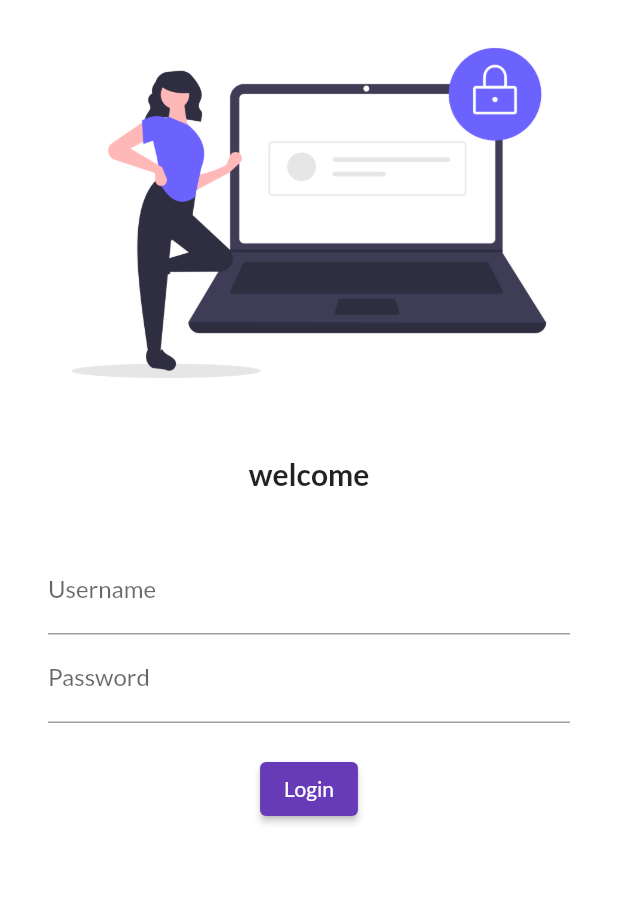
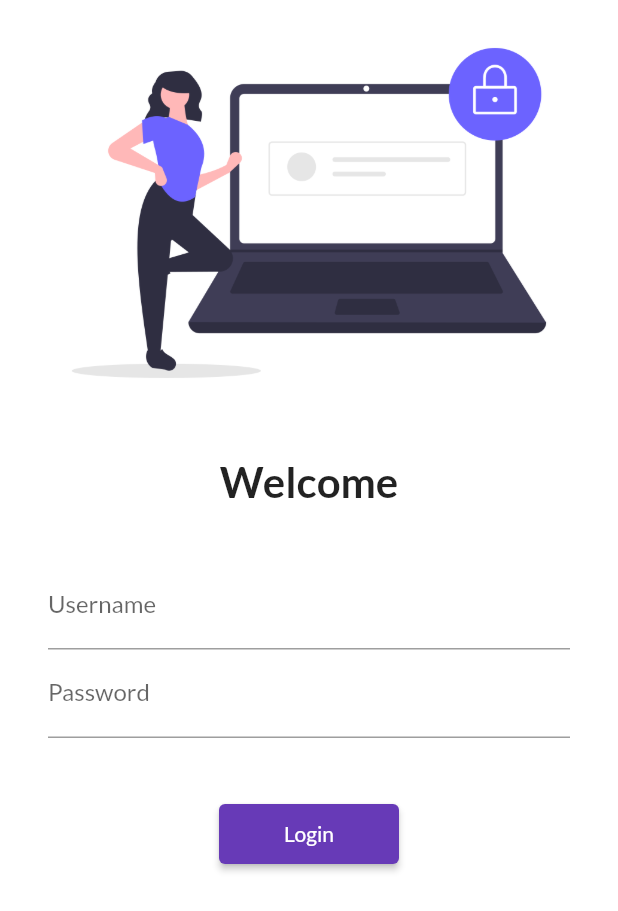
Before and after one commit to Umadaan17/Learnflutter, a Flutter app: the screen it shows after launch, on a phone screen of 412 x 824 dp. Shown: the top 911 px of the screen. Run offline on Flutter 3.47's test engine with Material 2 defaults, Android fonts, the phone set to English and light mode, and no system bars; our stand-ins replace google_fonts.

Commit message:
Day 5 completed

```diff
--- a/lib/main.dart
+++ b/lib/main.dart
@@ -1,6 +1,7 @@
 import 'package:flutter/material.dart';
 import 'package:flutter_application_1/pages/home_page.dart';
 import 'package:flutter_application_1/pages/login_page.dart';
+import 'package:flutter_application_1/utils/routes.dart';
 import 'package:google_fonts/google_fonts.dart';
 
 void main() {
@@ -19,11 +20,11 @@ class MyApp extends StatelessWidget {
       darkTheme: ThemeData(
         brightness: Brightness.dark,
       ),
-      initialRoute: "/login",
+      initialRoute: "/",
       routes: {
         "/": (context) => LoginPage(),
-        "/home": (context) => HomePage(),
-        "/login": (context) => LoginPage()
+        MyRoutes.HomeRoute: (context) => HomePage(),
+        MyRoutes.LoginRoute: (context) => LoginPage()
       },
     );
   }
--- a/lib/pages/login_page.dart
+++ b/lib/pages/login_page.dart
@@ -1,12 +1,14 @@
 // ignore_for_file: prefer_const_constructors
 
 import 'package:flutter/material.dart';
+import 'package:flutter_application_1/utils/routes.dart';
 
 class LoginPage extends StatelessWidget {
   @override
   Widget build(BuildContext context) {
     return Material(
-        color: Colors.white,
+        color: Color.fromRGBO(255, 255, 255, 1),
+        child: SingleChildScrollView(
           child: Column(
             children: [
               Image.asset(
@@ -15,16 +17,16 @@ class LoginPage extends StatelessWidget {
               ),
               SizedBox(height: 20.0),
               Text(
-              "welcome",
+                "Welcome",
                 style: TextStyle(
-                fontSize: 20,
+                  fontSize: 28,
                   fontWeight: FontWeight.bold,
                 ),
               ),
               SizedBox(height: 20.0),
               Padding(
-              padding:
-                  const EdgeInsets.symmetric(vertical: 16.0, horizontal: 32.0),
+                padding: const EdgeInsets.symmetric(
+                    vertical: 16.0, horizontal: 32.0),
                 child: Column(
                   children: [
                     TextFormField(
@@ -36,18 +38,19 @@ class LoginPage extends StatelessWidget {
                       decoration: InputDecoration(
                           hintText: "Enter Password", labelText: "Password"),
                     ),
-                  SizedBox(height: 20.0),
+                    SizedBox(height: 40.0),
                     ElevatedButton(
                       child: Text("Login"),
-                    style: TextButton.styleFrom(),
+                      style: TextButton.styleFrom(minimumSize: Size(120, 40)),
                       onPressed: () {
-                      print("hello");
+                        Navigator.pushNamed(context, MyRoutes.HomeRoute);
                       },
                     ),
                   ],
                 ),
               )
             ],
+          ),
         ));
   }
 }
--- /dev/null
+++ b/lib/utils/routes.dart
@@ -0,0 +1,4 @@
+class MyRoutes {
+  static String LoginRoute = "/login";
+  static String HomeRoute = "/home";
+}
```
Lines whose indentation alone changed are shown as unchanged.
